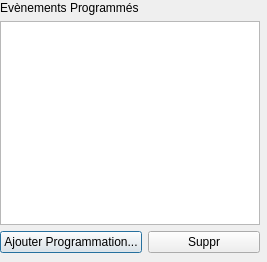
The window that Application/InterfaceGraphique/voirprogrammations.ui (Erzrael/LO21) describes before a commit, drawn with Qt 5.
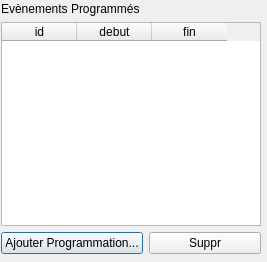
The same window after the commit.

Patch:
```diff
--- a/Application/InterfaceGraphique/voirprogrammations.ui
+++ b/Application/InterfaceGraphique/voirprogrammations.ui
@@ -16,8 +16,8 @@
   <widget class="QWidget" name="">
    <property name="geometry">
     <rect>
-     <x>0</x>
-     <y>1</y>
+     <x>1</x>
+     <y>2</y>
      <width>260</width>
      <height>252</height>
     </rect>
@@ -31,7 +31,44 @@
      </widget>
     </item>
     <item>
-     <widget class="QListWidget" name="listTache"/>
+     <widget class="QTableWidget" name="eventTab">
+      <property name="editTriggers">
+       <set>QAbstractItemView::NoEditTriggers</set>
+      </property>
+      <attribute name="horizontalHeaderVisible">
+       <bool>true</bool>
+      </attribute>
+      <attribute name="horizontalHeaderCascadingSectionResizes">
+       <bool>true</bool>
+      </attribute>
+      <attribute name="horizontalHeaderDefaultSectionSize">
+       <number>75</number>
+      </attribute>
+      <attribute name="horizontalHeaderMinimumSectionSize">
+       <number>11</number>
+      </attribute>
+      <attribute name="verticalHeaderCascadingSectionResizes">
+       <bool>true</bool>
+      </attribute>
+      <attribute name="verticalHeaderHighlightSections">
+       <bool>true</bool>
+      </attribute>
+      <column>
+       <property name="text">
+        <string>id</string>
+       </property>
+      </column>
+      <column>
+       <property name="text">
+        <string>debut</string>
+       </property>
+      </column>
+      <column>
+       <property name="text">
+        <string>fin</string>
+       </property>
+      </column>
+     </widget>
     </item>
     <item>
      <layout class="QHBoxLayout" name="horizontalLayout">
```
